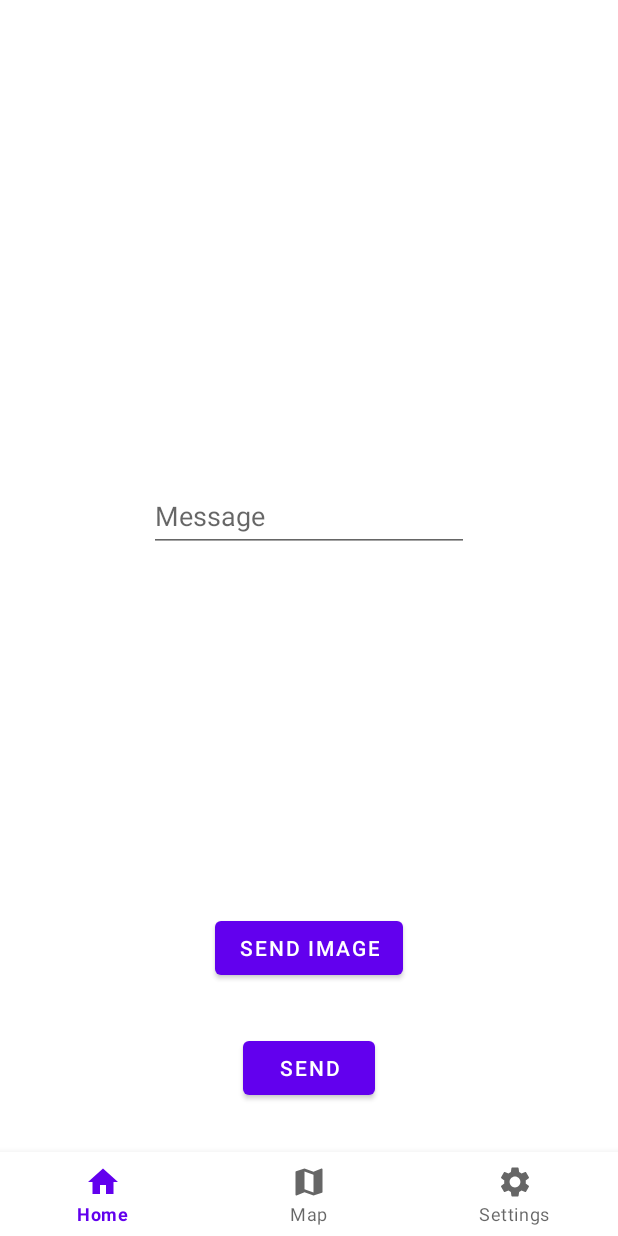
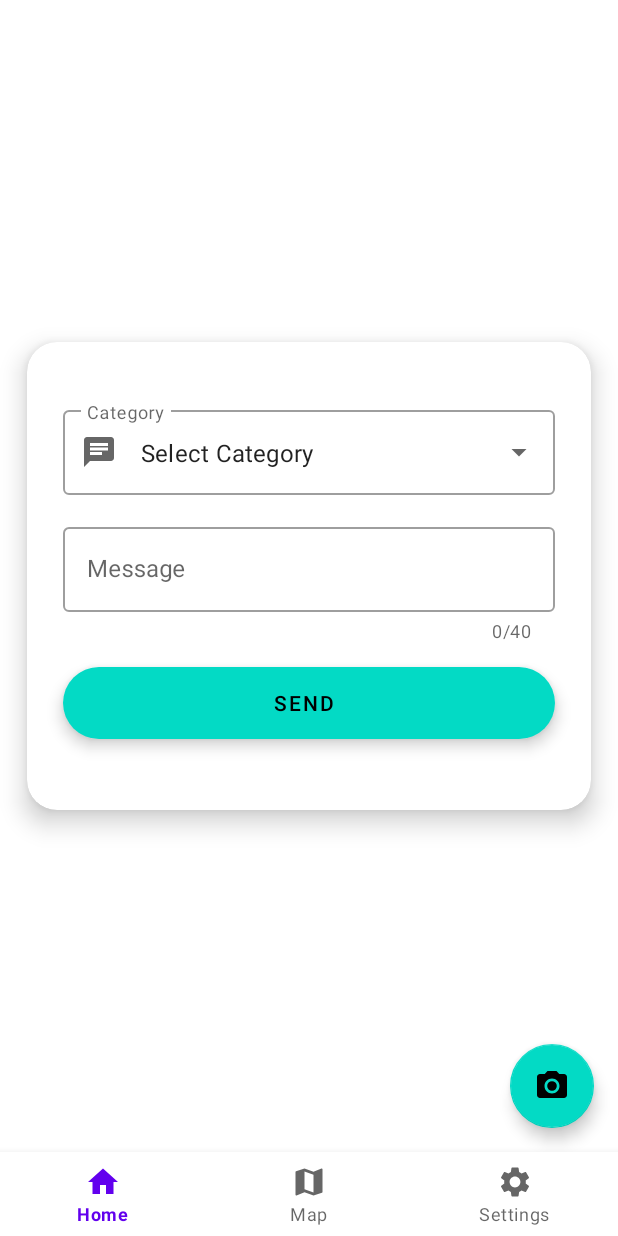
Before and after one commit to trdin/Digital-twin-StudApp, an Android app: the screen it shows after launch (MainActivity), after a tap on "INSERT", on a phone screen of 412 x 824 dp. Run offline under Robolectric (Android 15) with nearby library versions, the phone set to English and light mode, and no system bars; our stand-ins replace EventBus, Timber; libraries missing offline, so code that uses them is left out: org.osmdroid.api, org.osmdroid.tileprovider, org.osmdroid.util, org.osmdroid.views; pictures from the network do not load; 1 statement that could not run was skipped.

Commit message:
SMLTG-177 UI Design. SMLTG-191 Messages categories added.

```diff
--- a/app/src/main/AndroidManifest.xml
+++ b/app/src/main/AndroidManifest.xml
@@ -3,19 +3,19 @@
     xmlns:tools="http://schemas.android.com/tools">
 
     <uses-permission android:name="android.permission.RECORD_AUDIO"/>
-
     <uses-permission android:name="android.permission.WRITE_EXTERNAL_STORAGE"/>
     <uses-permission android:name="android.permission.ACCESS_FINE_LOCATION" />
     <uses-permission android:name="android.permission.ACCESS_COARSE_LOCATION" />
     <uses-permission android:name="android.permission.INTERNET" />
     <uses-permission android:name="android.permission.ACCESS_NETWORK_STATE" />
     <uses-permission android:name="android.permission.FOREGROUND_SERVICE" />
+    <uses-permission android:name="android.permission.ACCESS_NETWORK_STATE" />
     <uses-permission android:name="android.permission.INTERNET" />
-    <uses-permission android:name="android.permission.READ_EXTERNAL_STORAGE"/>
     <uses-permission
         android:name="android.permission.WRITE_EXTERNAL_STORAGE"
         tools:ignore="ScopedStorage" />
     <uses-permission android:name="com.google.android.providers.gsf.permission.READ_GSERVICES" />
+
     <application
         android:name=".MyApplication"
         android:allowBackup="true"
@@ -28,7 +28,6 @@
         android:theme="@style/Theme.StudApp"
         tools:targetApi="31"
         android:requestLegacyExternalStorage="true"
-        android:usesCleartextTraffic="true"
         android:networkSecurityConfig="@xml/network_security_config">
         <activity
             android:name=".MainActivity"
--- a/app/src/main/java/com/example/studapp/HomeFragment.kt
+++ b/app/src/main/java/com/example/studapp/HomeFragment.kt
@@ -7,9 +7,11 @@ import android.os.Bundle
 import android.view.LayoutInflater
 import android.view.View
 import android.view.ViewGroup
+import android.widget.ArrayAdapter
+import android.widget.AutoCompleteTextView
+import android.widget.Toast
 import androidx.fragment.app.Fragment
 import com.example.studapp.databinding.FragmentHomeBinding
-import com.example.studapp.utils.ImageJsonObject
 import com.example.studapp.utils.MessageJsonObject
 import com.google.gson.Gson
 import timber.log.Timber
@@ -25,6 +27,8 @@ class HomeFragment : Fragment() {
     private lateinit var app: MyApplication
     private lateinit var sendFile: File
     private var sendFileToApi: Boolean = false
+    private var arrayAdapter: ArrayAdapter<String>? = null
+    private var selectedCategory:String = ""
 
     override fun onCreateView(
         inflater: LayoutInflater, container: ViewGroup?,
@@ -38,10 +42,34 @@ class HomeFragment : Fragment() {
     override fun onViewCreated(view: View, savedInstanceState: Bundle?) {
         super.onViewCreated(view, savedInstanceState)
         app = (activity?.application as MyApplication)
+
+        val dropDownMenu: AutoCompleteTextView = binding.tvCategories
+        val categoryArray =  resources.getStringArray(R.array.categories)
+        arrayAdapter =  ArrayAdapter<String>(requireContext(), android.R.layout.simple_spinner_dropdown_item, categoryArray)
+        dropDownMenu.setAdapter(arrayAdapter)
+
+        dropDownMenu.setOnItemClickListener { parent, _, position, id ->
+            selectedCategory = categoryArray[position]
+        }
+
         binding.btnSend.setOnClickListener {
+            var insert = true
             val lastLocation = (activity as MainActivity).getLastKnownLocation()
+            if(selectedCategory.isEmpty()){
+                Toast.makeText(context, "Select category.", Toast.LENGTH_SHORT).show()
+                insert = false
+            }
+            if(binding.etMessage.text?.isEmpty() == false) {
+                if(binding.etMessage.text?.length!! > 40) {
+                    Toast.makeText(context, "Message too long!", Toast.LENGTH_SHORT).show()
+                    insert = false
+                }
+            }else {
+                insert = false
+                Toast.makeText(context, "Fill message!", Toast.LENGTH_SHORT).show()
+            }
             try {
-                if (lastLocation != null) {
+                if (lastLocation != null && insert) {
                     val jsonObj = MessageJsonObject()
                     jsonObj.content = binding.etMessage.text.toString()
                     jsonObj.category = "text"
@@ -49,9 +77,22 @@ class HomeFragment : Fragment() {
                     jsonObj.longitude = lastLocation.longitude.toString()
                     jsonObj.time = Date().toString()
                     app.postMainRequest("messages", Gson().toJson(jsonObj))
+                    Toast.makeText(context, "Message added!", Toast.LENGTH_SHORT).show()
+                    parentFragmentManager.beginTransaction()
+                        .setCustomAnimations(
+                            R.anim.slide_in_right,
+                            R.anim.slide_out_left,
+                            R.anim.slide_in_left,
+                            R.anim.slide_out_right
+                        )
+                        .replace(R.id.baseFragment, MessagesFragment())
+                        .commit()
                 }
             } catch (ex: Exception) {
                 Timber.tag("Post message").e(ex)
+                Toast.makeText(context, "Insertion failure!", Toast.LENGTH_SHORT).show()
+                binding.etMessage.text?.clear()
+                binding.tvCategories.setText("Select Category")
             }
         }
         binding.btnSendImg.setOnClickListener {
--- a/app/src/main/java/com/example/studapp/MessagesFragment.kt
+++ b/app/src/main/java/com/example/studapp/MessagesFragment.kt
@@ -44,7 +44,7 @@ class MessagesFragment : Fragment() {
         getMessagesFromAPI()
         fillCategories()
         // Set adapter for drop down menu
-        val dropDownMenu: AutoCompleteTextView = binding.autoCompleteTextView
+        val dropDownMenu: AutoCompleteTextView = binding.tvCategories
         arrayAdapter = ArrayAdapter<String>(requireContext(), android.R.layout.simple_spinner_dropdown_item, categoryArray)
         dropDownMenu.setAdapter(arrayAdapter)
 
@@ -78,9 +78,6 @@ class MessagesFragment : Fragment() {
     override fun onDestroyView() {
         super.onDestroyView()
         _binding = null
-        adapter = null
-        arrayAdapter = null
-        layoutManager = null
     }
 
     private fun filterCategories(){
--- a/app/src/main/java/com/example/studapp/MyApplication.kt
+++ b/app/src/main/java/com/example/studapp/MyApplication.kt
@@ -62,7 +62,7 @@ class MyApplication : Application() {
             } catch (ex: Exception) {
                 Timber.tag("SharedPref").e(ex.message.toString())
             }
-        } else {
+        }else {
             frequency = sharedPref.getFloat(FREQUENCY_STRING, 10f)
         }
         if (!sharedPref.contains(RECORD_STRING)) {
@@ -85,8 +85,8 @@ class MyApplication : Application() {
             .build()
         try {
             val response = okClient.newCall(request).execute()
-            result = response.body!!.string()
-        } catch (ex: Exception) {
+            result =  response.body!!.string()
+        }catch (ex: Exception) {
             println("GET REQUEST ERROR " + ex.message)
         }
         return result
--- /dev/null
+++ b/app/src/main/res/drawable/ic_camera.xml
@@ -0,0 +1,6 @@
+<vector android:height="24dp" android:tint="#000000"
+    android:viewportHeight="24" android:viewportWidth="24"
+    android:width="24dp" xmlns:android="http://schemas.android.com/apk/res/android">
+    <path android:fillColor="@android:color/white" android:pathData="M12,12m-3.2,0a3.2,3.2 0,1 1,6.4 0a3.2,3.2 0,1 1,-6.4 0"/>
+    <path android:fillColor="@android:color/white" android:pathData="M9,2L7.17,4L4,4c-1.1,0 -2,0.9 -2,2v12c0,1.1 0.9,2 2,2h16c1.1,0 2,-0.9 2,-2L22,6c0,-1.1 -0.9,-2 -2,-2h-3.17L15,2L9,2zM12,17c-2.76,0 -5,-2.24 -5,-5s2.24,-5 5,-5 5,2.24 5,5 -2.24,5 -5,5z"/>
+</vector>
--- a/app/src/main/res/layout/fragment_home.xml
+++ b/app/src/main/res/layout/fragment_home.xml
@@ -7,41 +7,100 @@
     android:id="@+id/HomeFragment"
     tools:context=".HomeFragment">
 
-
-    <EditText
-        android:id="@+id/etMessage"
-        android:layout_width="wrap_content"
+    <androidx.cardview.widget.CardView
+        android:layout_width="match_parent"
         android:layout_height="wrap_content"
-        android:autofillHints=""
-        android:digits="abcdefghijklmnopqrstuvwxyzABCDEFGHIJKLMNOPQRSTUVWXYZ1234567890\n "
-        android:ems="10"
-        android:hint="@string/etMessageHint"
-        android:inputType="textMultiLine"
-        android:maxLines="5"
-        android:minHeight="48dp"
-        app:layout_constraintBottom_toTopOf="@+id/btnSend"
+        android:minHeight="360dp"
+        android:layout_centerInParent="true"
+        app:cardBackgroundColor="@color/white"
+        app:cardCornerRadius="20dp"
+        app:cardElevation="10dp"
+        app:cardMaxElevation="12dp"
+        app:cardPreventCornerOverlap="true"
+        app:cardUseCompatPadding="true"
+        app:layout_constraintBottom_toBottomOf="parent"
         app:layout_constraintEnd_toEndOf="parent"
         app:layout_constraintStart_toStartOf="parent"
-        app:layout_constraintTop_toTopOf="parent" />
+        app:layout_constraintTop_toTopOf="parent">
 
-    <Button
-        android:id="@+id/btnSend"
-        android:layout_width="wrap_content"
-        android:layout_height="wrap_content"
-        android:text="@string/btnSend"
-        android:layout_marginBottom="32dp"
-        app:layout_constraintBottom_toBottomOf="parent"
-        app:layout_constraintEnd_toEndOf="parent"
-        app:layout_constraintStart_toStartOf="parent" />
+        <LinearLayout
+            android:layout_width="match_parent"
+            android:layout_height="wrap_content"
+            android:orientation="vertical">
 
-    <Button
+            <com.google.android.material.textfield.TextInputLayout
+                android:id="@+id/TextInputLayout"
+                style="@style/Widget.MaterialComponents.TextInputLayout.OutlinedBox.ExposedDropdownMenu"
+                android:layout_width="match_parent"
+                android:layout_height="wrap_content"
+                android:layout_marginHorizontal="24dp"
+                android:layout_marginTop="40dp"
+                android:gravity="top"
+                android:hint="@string/il_hint_category"
+                app:layout_constraintEnd_toEndOf="parent"
+                app:layout_constraintStart_toStartOf="parent"
+                app:layout_constraintTop_toTopOf="parent"
+                app:startIconDrawable="@drawable/ic_chat">
+
+                <AutoCompleteTextView
+                    android:id="@+id/tvCategories"
+                    android:layout_width="match_parent"
+                    android:layout_height="match_parent"
+                    android:inputType="none"
+                    android:text="@string/ac_textview_select_category" />
+
+            </com.google.android.material.textfield.TextInputLayout>
+
+            <com.google.android.material.textfield.TextInputLayout
+                android:id="@+id/outlinedTextField"
+                style="@style/Widget.MaterialComponents.TextInputLayout.OutlinedBox"
+                android:layout_width="match_parent"
+                android:layout_height="wrap_content"
+                android:layout_marginHorizontal="24dp"
+                android:layout_marginTop="16dp"
+                android:hint="Message"
+                android:minWidth="88dp"
+                app:counterEnabled="true"
+                app:counterMaxLength="40"
+                app:endIconMode="clear_text"
+                app:layout_constraintEnd_toEndOf="parent"
+                app:layout_constraintStart_toStartOf="parent"
+                app:layout_constraintTop_toBottomOf="@+id/TextInputLayout">
+
+                <com.google.android.material.textfield.TextInputEditText
+                    android:id="@+id/etMessage"
+                    android:layout_width="match_parent"
+                    android:layout_height="wrap_content" />
+
+            </com.google.android.material.textfield.TextInputLayout>
+
+            <com.google.android.material.floatingactionbutton.ExtendedFloatingActionButton
+                android:id="@+id/btnSend"
+                android:layout_width="match_parent"
+                android:layout_height="wrap_content"
+                android:layout_marginTop="16dp"
+                android:layout_marginHorizontal="24dp"
+                android:layout_marginBottom="40dp"
+                android:textAlignment="center"
+                android:text="@string/efBtnSend"
+                app:layout_constraintBottom_toBottomOf="parent"
+                app:layout_constraintEnd_toEndOf="parent"
+                app:layout_constraintStart_toStartOf="parent" />
+
+        </LinearLayout>
+
+    </androidx.cardview.widget.CardView>
+    <com.google.android.material.floatingactionbutton.FloatingActionButton
         android:id="@+id/btnSendImg"
         android:layout_width="wrap_content"
         android:layout_height="wrap_content"
-        android:layout_marginBottom="32dp"
-        android:text="@string/btnSendImg"
-        app:layout_constraintBottom_toTopOf="@+id/btnSend"
-        app:layout_constraintEnd_toEndOf="parent"
-        app:layout_constraintStart_toStartOf="parent" />
+        android:textAlignment="center"
+        android:layout_marginBottom="16dp"
+        android:layout_marginEnd="16dp"
+        android:src="@drawable/ic_camera"
+        android:contentDescription="OpenCameraButton"
+        app:layout_constraintBottom_toBottomOf="parent"
+        app:layout_constraintEnd_toEndOf="parent" />
+
 
 </androidx.constraintlayout.widget.ConstraintLayout>
--- a/app/src/main/res/layout/fragment_messages.xml
+++ b/app/src/main/res/layout/fragment_messages.xml
@@ -22,7 +22,7 @@
         app:layout_constraintTop_toTopOf="parent">
 
         <AutoCompleteTextView
-            android:id="@+id/autoCompleteTextView"
+            android:id="@+id/tvCategories"
             android:layout_width="match_parent"
             android:layout_height="match_parent"
             android:layout_weight="1"
--- a/app/src/main/res/values/colors.xml
+++ b/app/src/main/res/values/colors.xml
@@ -8,4 +8,8 @@
     <color name="black">#FF000000</color>
     <color name="white">#FFFFFFFF</color>
     <color name="dark_gray">#FF36454F</color>
+    <color name="primary">#FF009394</color>
+    <color name="primary_light">#FF00E0C7</color>
+    <color name="primary_dark">#FF007270</color>
+
 </resources>
--- a/app/src/main/res/values/strings.xml
+++ b/app/src/main/res/values/strings.xml
@@ -35,8 +35,15 @@
     <string name="cv_content_description">Message Item</string>
     <string name="ic_message_content_description">Icon</string>
     <string name="tv_category">Category</string>
-    <string name="lorem_ipsum">Lorem ipsum dolor sit amet, consectetur adipiscing elit. Etiam varius.</string>
+    <string name="lorem_ipsum">Lorem ipsum dolor sit amet consectetur adipiscing elit Etiam varius</string>
     <string name="efBtnInsert">Insert</string>
+    <string name="efBtnSend">Send</string>
     <string name="ac_textview_select_category">Select Category</string>
     <string name="il_hint_category">Category</string>
+
+    <string-array name="categories">
+        <item>Study</item>
+        <item>Restaurant</item>
+        <item>Other</item>
+    </string-array>
 </resources>
```
